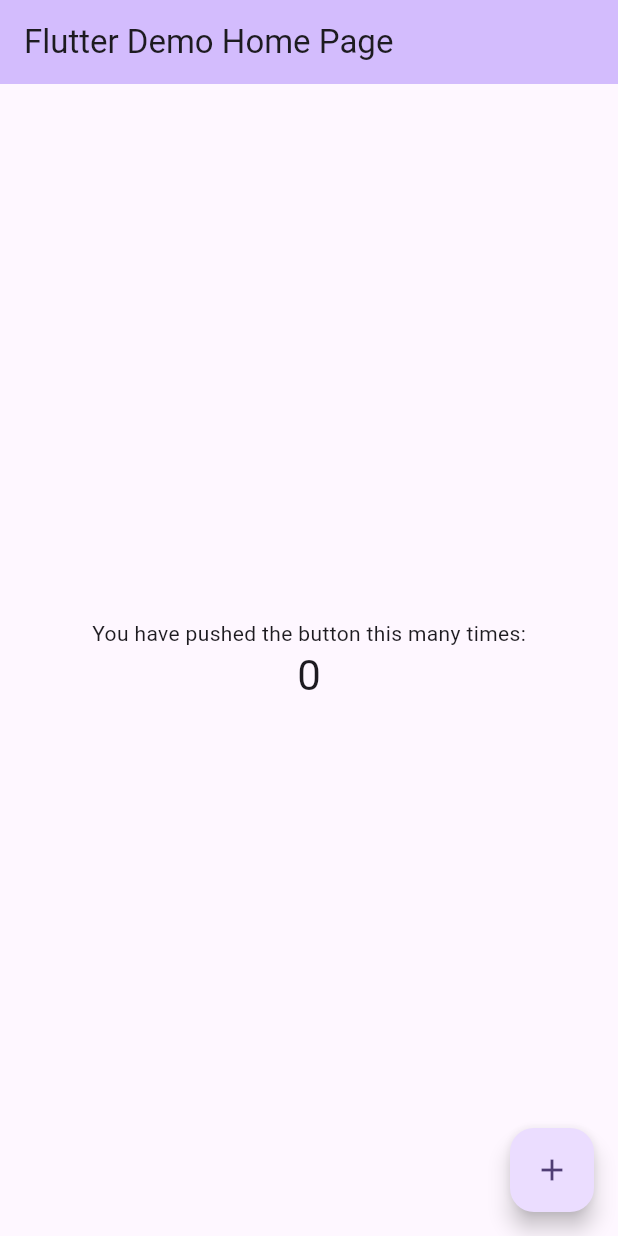
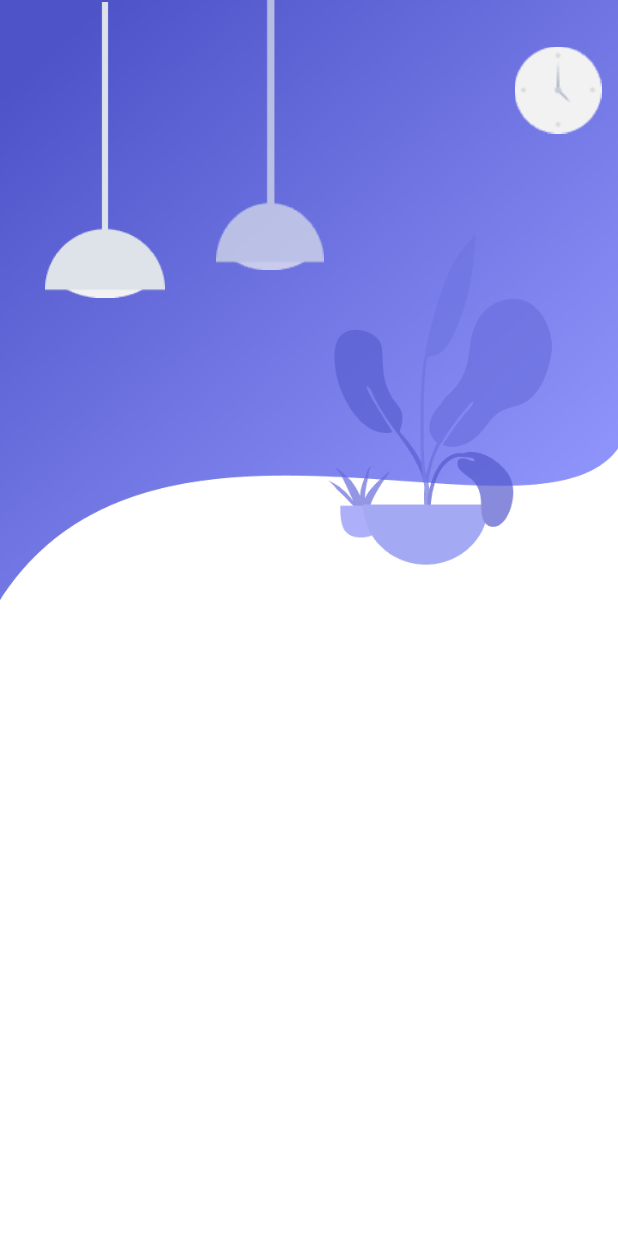
Before and after one commit to Rahat7288/animated-_login_screen, a Flutter app: the screen it shows after launch, on a phone screen of 412 x 824 dp. Run offline on Flutter 3.47's test engine with Material 2 defaults, Android fonts, the phone set to English and light mode, and no system bars; our stand-ins replace animate_do.

Commit message:
header content updated

```diff
--- a/lib/main.dart
+++ b/lib/main.dart
@@ -1,3 +1,4 @@
+import 'package:animated_login_screen/views/screens/login_screen/signin_page.dart';
 import 'package:flutter/material.dart';
 
 void main() {
@@ -11,115 +12,13 @@ class MyApp extends StatelessWidget {
   @override
   Widget build(BuildContext context) {
     return MaterialApp(
+      debugShowCheckedModeBanner: false,
       title: 'Flutter Demo',
       theme: ThemeData(
-        // This is the theme of your application.
-        //
-        // TRY THIS: Try running your application with "flutter run". You'll see
-        // the application has a blue toolbar. Then, without quitting the app,
-        // try changing the seedColor in the colorScheme below to Colors.green
-        // and then invoke "hot reload" (save your changes or press the "hot
-        // reload" button in a Flutter-supported IDE, or press "r" if you used
-        // the command line to start the app).
-        //
-        // Notice that the counter didn't reset back to zero; the application
-        // state is not lost during the reload. To reset the state, use hot
-        // restart instead.
-        //
-        // This works for code too, not just values: Most code changes can be
-        // tested with just a hot reload.
         colorScheme: ColorScheme.fromSeed(seedColor: Colors.deepPurple),
         useMaterial3: true,
       ),
-      home: const MyHomePage(title: 'Flutter Demo Home Page'),
+      home: LoginScreen(),
     );
   }
 }
-
-class MyHomePage extends StatefulWidget {
-  const MyHomePage({super.key, required this.title});
-
-  // This widget is the home page of your application. It is stateful, meaning
-  // that it has a State object (defined below) that contains fields that affect
-  // how it looks.
-
-  // This class is the configuration for the state. It holds the values (in this
-  // case the title) provided by the parent (in this case the App widget) and
-  // used by the build method of the State. Fields in a Widget subclass are
-  // always marked "final".
-
-  final String title;
-
-  @override
-  State<MyHomePage> createState() => _MyHomePageState();
-}
-
-class _MyHomePageState extends State<MyHomePage> {
-  int _counter = 0;
-
-  void _incrementCounter() {
-    setState(() {
-      // This call to setState tells the Flutter framework that something has
-      // changed in this State, which causes it to rerun the build method below
-      // so that the display can reflect the updated values. If we changed
-      // _counter without calling setState(), then the build method would not be
-      // called again, and so nothing would appear to happen.
-      _counter++;
-    });
-  }
-
-  @override
-  Widget build(BuildContext context) {
-    // This method is rerun every time setState is called, for instance as done
-    // by the _incrementCounter method above.
-    //
-    // The Flutter framework has been optimized to make rerunning build methods
-    // fast, so that you can just rebuild anything that needs updating rather
-    // than having to individually change instances of widgets.
-    return Scaffold(
-      appBar: AppBar(
-        // TRY THIS: Try changing the color here to a specific color (to
-        // Colors.amber, perhaps?) and trigger a hot reload to see the AppBar
-        // change color while the other colors stay the same.
-        backgroundColor: Theme.of(context).colorScheme.inversePrimary,
-        // Here we take the value from the MyHomePage object that was created by
-        // the App.build method, and use it to set our appbar title.
-        title: Text(widget.title),
-      ),
-      body: Center(
-        // Center is a layout widget. It takes a single child and positions it
-        // in the middle of the parent.
-        child: Column(
-          // Column is also a layout widget. It takes a list of children and
-          // arranges them vertically. By default, it sizes itself to fit its
-          // children horizontally, and tries to be as tall as its parent.
-          //
-          // Column has various properties to control how it sizes itself and
-          // how it positions its children. Here we use mainAxisAlignment to
-          // center the children vertically; the main axis here is the vertical
-          // axis because Columns are vertical (the cross axis would be
-          // horizontal).
-          //
-          // TRY THIS: Invoke "debug painting" (choose the "Toggle Debug Paint"
-          // action in the IDE, or press "p" in the console), to see the
-          // wireframe for each widget.
-          mainAxisAlignment: MainAxisAlignment.center,
-          children: <Widget>[
-            const Text(
-              'You have pushed the button this many times:',
-            ),
-            Text(
-              '$_counter',
-              style: Theme.of(context).textTheme.headlineMedium,
-            ),
-          ],
-        ),
-      ),
-      floatingActionButton: FloatingActionButton(
-        onPressed: _incrementCounter,
-        tooltip: 'Increment',
-        child: const Icon(Icons.add),
-      ), // This trailing comma makes auto-formatting nicer for build methods.
-    );
-  }
-}
--- /dev/null
+++ b/lib/views/screens/login_screen/signin_page.dart
@@ -0,0 +1,78 @@
+import 'package:animate_do/animate_do.dart';
+import 'package:flutter/material.dart';
+
+class LoginScreen extends StatelessWidget {
+  const LoginScreen({super.key});
+
+  @override
+  Widget build(BuildContext context) {
+    return Scaffold(
+      backgroundColor: Colors.white,
+      body: SingleChildScrollView(
+        child: Container(
+          child: Column(
+            children: [
+              Container(
+                height: 400,
+                decoration: BoxDecoration(
+                  image: DecorationImage(
+                    image: AssetImage('assets/images/background.png'),
+                    fit: BoxFit.fill,
+                  ),
+                ),
+                child: Stack(
+                  children: [
+                    Positioned(
+                      left: 30,
+                      width: 80,
+                      height: 200,
+                      child: FadeInUp(
+                        duration: Duration(seconds: 1),
+                        child: Container(
+                          decoration: BoxDecoration(
+                            image: DecorationImage(
+                              image: AssetImage('assets/images/light-1.png'),
+                            ),
+                          ),
+                        ),
+                      ),
+                    ),
+                    Positioned(
+                      left: 140,
+                      width: 80,
+                      height: 180,
+                      child: FadeInUp(
+                        duration: Duration(microseconds: 1200),
+                        child: Container(
+                          decoration: BoxDecoration(
+                              image: DecorationImage(
+                            image: AssetImage('assets/images/light-2.png'),
+                          )),
+                        ),
+                      ),
+                    ),
+                    Positioned(
+                      top: 30,
+                      right: 10,
+                      width: 60,
+                      height: 60,
+                      child: FadeIn(
+                        duration: Duration(microseconds: 1300),
+                        child: Container(
+                          decoration: BoxDecoration(
+                              image: DecorationImage(
+                                  image:
+                                      AssetImage('assets/images/clock.png'))),
+                        ),
+                      ),
+                    ),
+                  ],
+                ),
+              ),
+            ],
+          ),
+        ),
+      ),
+    );
+  }
+}
```
Also changed, not shown: pubspec.yaml (+4 -3 lines), assets/images/Group 28776.png (added), assets/images/background.png (added), assets/images/clock.png (added), assets/images/light-1.png (added), assets/images/light-2.png (added), pubspec.lock.
